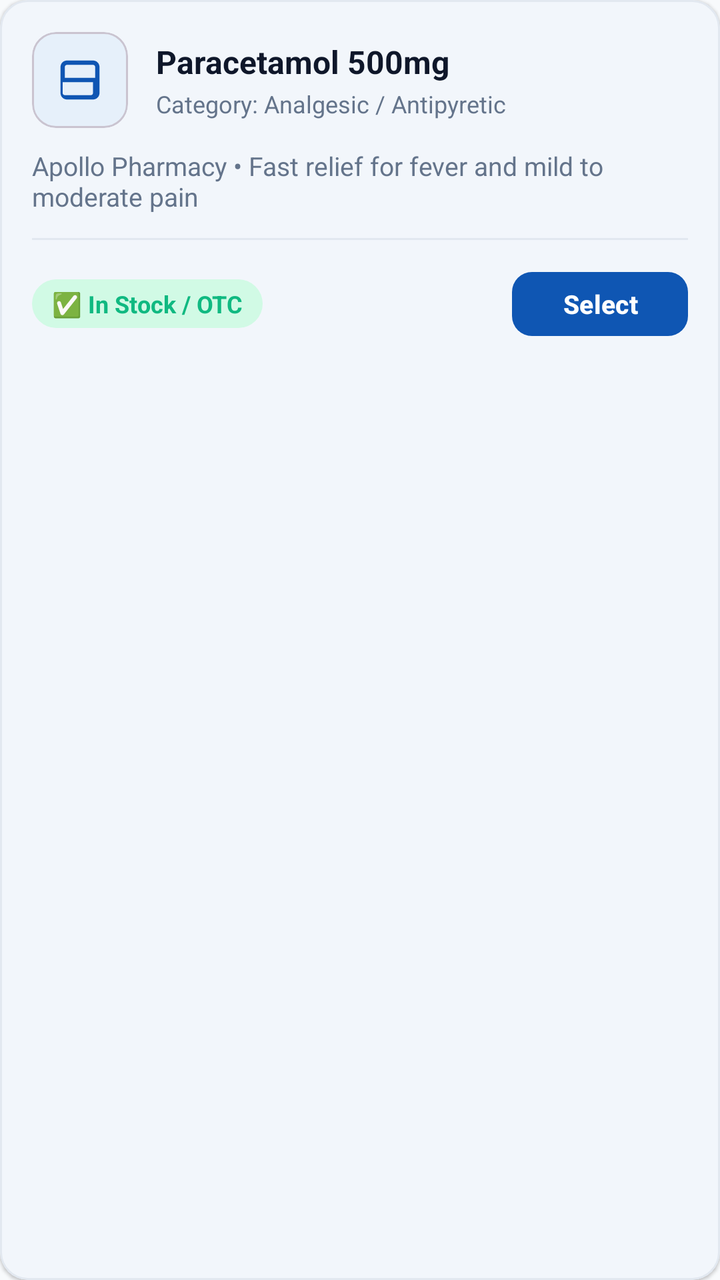
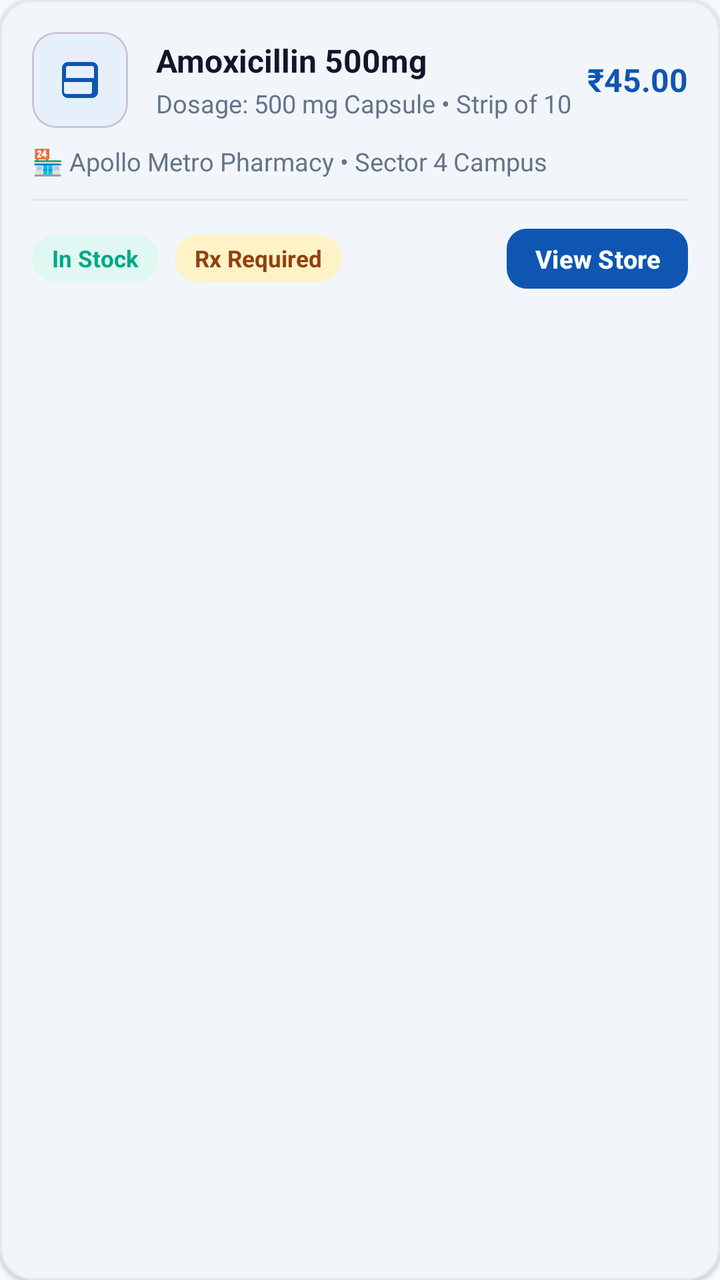

The first picture is an Android layout as it rendered before a commit; the second is the same layout after the commit. The layout source and the unified diff follow.
<!-- AndroidManifest.xml: application theme Theme.PharmaGo -->
<!-- res/layout/item_medicine.xml -->
<?xml version="1.0" encoding="utf-8"?>
<com.google.android.material.card.MaterialCardView xmlns:android="http://schemas.android.com/apk/res/android"
    xmlns:app="http://schemas.android.com/apk/res-auto"
    android:layout_width="match_parent"
    android:layout_height="wrap_content"
    android:layout_marginBottom="12dp"
    app:cardCornerRadius="14dp"
    app:cardElevation="1dp"
    app:strokeWidth="1dp"
    app:strokeColor="@color/border_outline"
    app:cardBackgroundColor="@color/card_surface">

    <LinearLayout
        android:layout_width="match_parent"
        android:layout_height="wrap_content"
        android:orientation="vertical"
        android:padding="16dp">

        <LinearLayout
            android:layout_width="match_parent"
            android:layout_height="wrap_content"
            android:orientation="horizontal"
            android:gravity="center_vertical">

            
            <com.google.android.material.card.MaterialCardView
                android:layout_width="48dp"
                android:layout_height="48dp"
                app:cardCornerRadius="12dp"
                app:cardElevation="0dp"
                app:cardBackgroundColor="@color/primary_container">

                <ImageView
                    android:layout_width="26dp"
                    android:layout_height="26dp"
                    android:layout_gravity="center"
                    android:src="@drawable/ic_pill"
                    app:tint="@color/primary_clinical_blue"
                    android:contentDescription="Medicine icon" />
            </com.google.android.material.card.MaterialCardView>

            <LinearLayout
                android:layout_width="0dp"
                android:layout_height="wrap_content"
                android:layout_weight="1"
                android:orientation="vertical"
                android:layout_marginStart="14dp">

                <TextView
                    android:id="@+id/tvMedicineName"
                    android:layout_width="wrap_content"
                    android:layout_height="wrap_content"
                    android:text="Paracetamol 500mg"
                    android:textSize="16sp"
                    android:textStyle="bold"
                    android:textColor="@color/neutral_dark" />

                <TextView
                    android:id="@+id/tvMedicineCategory"
                    android:layout_width="wrap_content"
                    android:layout_height="wrap_content"
                    android:text="Category: Analgesic / Antipyretic"
                    android:textSize="12sp"
                    android:textColor="@color/neutral_muted"
                    android:layout_marginTop="2dp" />

            </LinearLayout>

        </LinearLayout>

        
        <TextView
            android:id="@+id/tvMedicineDesc"
            android:layout_width="match_parent"
            android:layout_height="wrap_content"
            android:text="Apollo Pharmacy • Fast relief for fever and mild to moderate pain"
            android:textSize="13sp"
            android:textColor="@color/neutral_muted"
            android:layout_marginTop="10dp" />

        <View
            android:layout_width="match_parent"
            android:layout_height="1dp"
            android:background="@color/border_outline"
            android:layout_marginTop="12dp"
            android:layout_marginBottom="12dp" />

        <LinearLayout
            android:layout_width="match_parent"
            android:layout_height="wrap_content"
            android:orientation="horizontal"
            android:gravity="center_vertical">

            
            <TextView
                android:id="@+id/tvPrescriptionStatus"
                android:layout_width="wrap_content"
                android:layout_height="wrap_content"
                android:text="✅ In Stock / OTC"
                android:textSize="12sp"
                android:textStyle="bold"
                android:textColor="@color/success_green"
                android:background="@drawable/badge_bg"
                android:paddingStart="10dp"
                android:paddingEnd="10dp"
                android:paddingTop="4dp"
                android:paddingBottom="4dp" />

            <View
                android:layout_width="0dp"
                android:layout_height="1dp"
                android:layout_weight="1" />

            
            <com.google.android.material.button.MaterialButton
                android:id="@+id/btnSelectMedicine"
                style="@style/Widget.PharmaGo.Button.Primary"
                android:layout_width="wrap_content"
                android:layout_height="40dp"
                android:text="Select"
                android:textSize="13sp"
                android:textAllCaps="false"
                android:paddingStart="16dp"
                android:paddingEnd="16dp"
                android:paddingTop="0dp"
                android:paddingBottom="0dp"
                app:cornerRadius="10dp" />

        </LinearLayout>

    </LinearLayout>

</com.google.android.material.card.MaterialCardView>
<!-- resources referenced by this layout -->
<resources>
  <color name="border_outline">#E2E8F0</color>
  <color name="card_surface">#FFFFFF</color>
  <color name="neutral_dark">#0F172A</color>
  <color name="neutral_muted">#64748B</color>
  <color name="primary_clinical_blue">#0F56B3</color>
  <color name="primary_container">#E6F0FA</color>
  <color name="success_green">#10B981</color>
  <!-- drawable badge_bg (drawable) -->
  <?xml version="1.0" encoding="utf-8"?>
  <shape xmlns:android="http://schemas.android.com/apk/res/android"
      android:shape="rectangle">
      <corners android:radius="20dp" />
      <solid android:color="@color/success_container" />
  </shape>
  <!-- drawable ic_pill (drawable) -->
  <vector xmlns:android="http://schemas.android.com/apk/res/android"
      android:width="24dp"
      android:height="24dp"
      android:viewportWidth="24"
      android:viewportHeight="24">
      <path
          android:fillColor="#00A884"
          android:pathData="M6,3h12c1.66,0 3,1.34 3,3v12c0,1.66 -1.34,3 -3,3H6c-1.66,0 -3,-1.34 -3,-3V6c0,-1.66 1.34,-3 3,-3zm0,2c-0.55,0 -1,0.45 -1,1v5h14V6c0,-0.55 -0.45,-1 -1,-1H6zm14,8H4v5c0,0.55 0.45,1 1,1h12c0.55,0 1,-0.45 1,-1v-5z"/>
  </vector>
  <style name="Widget.PharmaGo.Button.Primary" parent="Widget.Material3.Button">
          <item name="cornerRadius">14dp</item>
          <item name="elevation">2dp</item>
          <item name="backgroundTint">@color/primary_clinical_blue</item>
          <item name="android:textColor">@color/white</item>
          <item name="android:textStyle">bold</item>
          <item name="android:textSize">16sp</item>
          <item name="android:paddingTop">14dp</item>
          <item name="android:paddingBottom">14dp</item>
      </style>
  <style name="Theme.PharmaGo" parent="Base.Theme.PharmaGo" />
  <color name="success_container">#D1FAE5</color>
  <color name="white">#FFFFFF</color>
  <style name="Base.Theme.PharmaGo" parent="Theme.Material3.DayNight.NoActionBar">
          
          <item name="colorPrimary">@color/primary_clinical_blue</item>
          <item name="colorOnPrimary">@color/white</item>
          <item name="colorPrimaryContainer">@color/primary_container</item>
          <item name="colorOnPrimaryContainer">@color/on_primary_container</item>
  
          <item name="colorSecondary">@color/secondary_mint</item>
          <item name="colorOnSecondary">@color/white</item>
          <item name="colorSecondaryContainer">@color/secondary_container</item>
          <item name="colorOnSecondaryContainer">@color/on_secondary_container</item>
  
          
          <item name="android:colorBackground">@color/background_surface</item>
          <item name="colorSurface">@color/card_surface</item>
          <item name="colorOnSurface">@color/neutral_dark</item>
          <item name="colorSurfaceVariant">@color/primary_container</item>
          <item name="colorOnSurfaceVariant">@color/neutral_muted</item>
          <item name="colorOutline">@color/border_outline</item>
  
          
          <item name="colorError">@color/danger_alert</item>
          <item name="colorOnError">@color/white</item>
  
          
          <item name="android:statusBarColor">@color/background_surface</item>
          <item name="android:windowLightStatusBar">true</item>
          <item name="android:navigationBarColor">@color/card_surface</item>
          <item name="android:windowLightNavigationBar" tools:targetApi="27">true</item>
      </style>
  <color name="on_primary_container">#0A3B7B</color>
  <color name="secondary_mint">#00A884</color>
  <color name="secondary_container">#E0F7F2</color>
  <color name="on_secondary_container">#005C48</color>
  <color name="background_surface">#F8FAFC</color>
  <color name="danger_alert">#DC2626</color>
</resources>

<!-- the commit's change to res/layout/item_medicine.xml (unified diff, before → after) -->
@@ -4,7 +4,7 @@
     android:layout_width="match_parent"
     android:layout_height="wrap_content"
     android:layout_marginBottom="12dp"
-    app:cardCornerRadius="14dp"
+    app:cardCornerRadius="16dp"
     app:cardElevation="1dp"
     app:strokeWidth="1dp"
     app:strokeColor="@color/border_outline"
@@ -24,6 +24,7 @@
 
             
             <com.google.android.material.card.MaterialCardView
+                android:id="@+id/cardItemIcon"
                 android:layout_width="48dp"
                 android:layout_height="48dp"
                 app:cardCornerRadius="12dp"
@@ -31,12 +32,13 @@
                 app:cardBackgroundColor="@color/primary_container">
 
                 <ImageView
-                    android:layout_width="26dp"
-                    android:layout_height="26dp"
+                    android:id="@+id/ivItemTypeIcon"
+                    android:layout_width="24dp"
+                    android:layout_height="24dp"
                     android:layout_gravity="center"
                     android:src="@drawable/ic_pill"
                     app:tint="@color/primary_clinical_blue"
-                    android:contentDescription="Medicine icon" />
+                    android:contentDescription="Type icon" />
             </com.google.android.material.card.MaterialCardView>
 
             <LinearLayout
@@ -46,25 +48,46 @@
                 android:orientation="vertical"
                 android:layout_marginStart="14dp">
 
+                
                 <TextView
                     android:id="@+id/tvMedicineName"
                     android:layout_width="wrap_content"
                     android:layout_height="wrap_content"
-                    android:text="Paracetamol 500mg"
+                    android:text="Amoxicillin 500mg"
                     android:textSize="16sp"
                     android:textStyle="bold"
                     android:textColor="@color/neutral_dark" />
+
+                
+                <TextView
+                    android:id="@+id/tvMedicineDosage"
+                    android:layout_width="wrap_content"
+                    android:layout_height="wrap_content"
+                    android:text="Dosage: 500 mg Capsule • Strip of 10"
+                    android:textSize="12.5sp"
+                    android:textColor="@color/neutral_muted"
+                    android:layout_marginTop="2dp" />
 
                 <TextView
                     android:id="@+id/tvMedicineCategory"
                     android:layout_width="wrap_content"
                     android:layout_height="wrap_content"
-                    android:text="Category: Analgesic / Antipyretic"
-                    android:textSize="12sp"
+                    android:text="Category: General"
+                    android:textSize="11.5sp"
                     android:textColor="@color/neutral_muted"
-                    android:layout_marginTop="2dp" />
+                    android:visibility="gone" />
 
             </LinearLayout>
+
+            
+            <TextView
+                android:id="@+id/tvMedicinePrice"
+                android:layout_width="wrap_content"
+                android:layout_height="wrap_content"
+                android:text="₹45.00"
+                android:textSize="16sp"
+                android:textStyle="bold"
+                android:textColor="@color/primary_clinical_blue" />
 
         </LinearLayout>
 
@@ -73,18 +96,19 @@
             android:id="@+id/tvMedicineDesc"
             android:layout_width="match_parent"
             android:layout_height="wrap_content"
-            android:text="Apollo Pharmacy • Fast relief for fever and mild to moderate pain"
-            android:textSize="13sp"
+            android:text="🏪 Apollo Metro Pharmacy • Sector 4 Campus"
+            android:textSize="12.5sp"
             android:textColor="@color/neutral_muted"
-            android:layout_marginTop="10dp" />
+            android:layout_marginTop="8dp" />
 
         <View
             android:layout_width="match_parent"
             android:layout_height="1dp"
             android:background="@color/border_outline"
-            android:layout_marginTop="12dp"
-            android:layout_marginBottom="12dp" />
+            android:layout_marginTop="10dp"
+            android:layout_marginBottom="10dp" />
 
+        
         <LinearLayout
             android:layout_width="match_parent"
             android:layout_height="wrap_content"
@@ -93,18 +117,32 @@
 
             
             <TextView
+                android:id="@+id/tvStockBadge"
+                android:layout_width="wrap_content"
+                android:layout_height="wrap_content"
+                android:text="In Stock"
+                android:textSize="11.5sp"
+                android:textStyle="bold"
+                android:textColor="@color/secondary_mint"
+                android:background="@drawable/badge_bg"
+                android:backgroundTint="@color/secondary_container"
+                android:paddingHorizontal="10dp"
+                android:paddingVertical="4dp" />
+
+            
+            <TextView
                 android:id="@+id/tvPrescriptionStatus"
                 android:layout_width="wrap_content"
                 android:layout_height="wrap_content"
-                android:text="✅ In Stock / OTC"
-                android:textSize="12sp"
+                android:layout_marginStart="8dp"
+                android:text="Rx Required"
+                android:textSize="11.5sp"
                 android:textStyle="bold"
-                android:textColor="@color/success_green"
+                android:textColor="@color/on_warning_container"
                 android:background="@drawable/badge_bg"
-                android:paddingStart="10dp"
-                android:paddingEnd="10dp"
-                android:paddingTop="4dp"
-                android:paddingBottom="4dp" />
+                android:backgroundTint="@color/warning_container"
+                android:paddingHorizontal="10dp"
+                android:paddingVertical="4dp" />
 
             <View
                 android:layout_width="0dp"
@@ -116,14 +154,12 @@
                 android:id="@+id/btnSelectMedicine"
                 style="@style/Widget.PharmaGo.Button.Primary"
                 android:layout_width="wrap_content"
-                android:layout_height="40dp"
-                android:text="Select"
-                android:textSize="13sp"
+                android:layout_height="38dp"
+                android:text="View Store"
+                android:textSize="12.5sp"
                 android:textAllCaps="false"
-                android:paddingStart="16dp"
-                android:paddingEnd="16dp"
-                android:paddingTop="0dp"
-                android:paddingBottom="0dp"
+                android:paddingHorizontal="14dp"
+                android:paddingVertical="0dp"
                 app:cornerRadius="10dp" />
 
         </LinearLayout>
<!-- resource entries referenced after the edit -->
@@ -4,9 +4,9 @@
   <color name="card_surface">#FFFFFF</color>
   <color name="neutral_dark">#0F172A</color>
   <color name="neutral_muted">#64748B</color>
+  <color name="on_warning_container">#92400E</color>
   <color name="primary_clinical_blue">#0F56B3</color>
   <color name="primary_container">#E6F0FA</color>
-  <color name="success_green">#10B981</color>
   <!-- drawable badge_bg (drawable) -->
   <?xml version="1.0" encoding="utf-8"?>
   <shape xmlns:android="http://schemas.android.com/apk/res/android"
@@ -69,6 +69,7 @@
       </style>
   <color name="on_primary_container">#0A3B7B</color>
   <color name="secondary_mint">#00A884</color>
+  <color name="warning_container">#FEF3C7</color>
   <color name="secondary_container">#E0F7F2</color>
   <color name="on_secondary_container">#005C48</color>
   <color name="background_surface">#F8FAFC</color>
